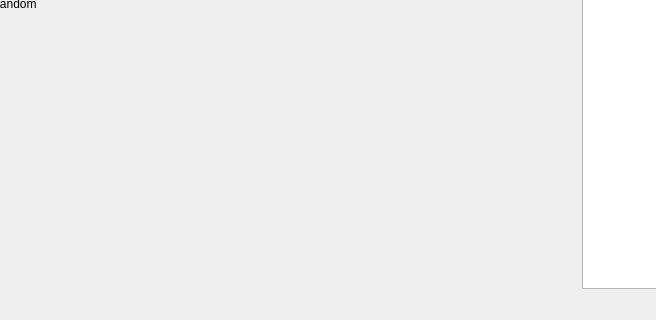
Qt form poisson_ui.ui (bartwronski/PoissonSamplingGenerator) before a commit; both pictures show x 254 to 910 and y 394 to 714 of the 1097 by 714 pixel window.
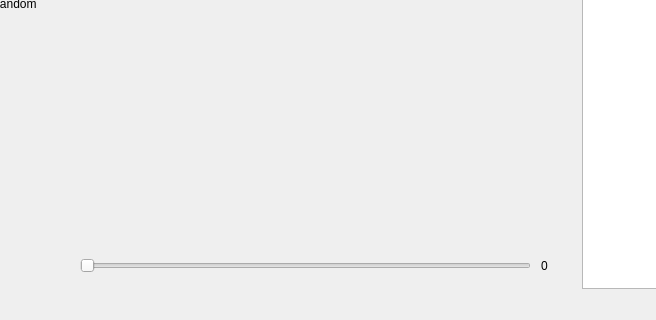
The same form after that commit.

Commit message:
Bodge in slider to highlight first n sample points.
This makes it easier to see the effect of just using the first few points, which seems to be the point of this project.

```diff
--- a/poisson_ui.ui
+++ b/poisson_ui.ui
@@ -216,7 +216,43 @@
        </layout>
       </item>
       <item>
-       <widget class="QWidget" name="widget" native="true"/>
+       <widget class="QWidget" name="widget" native="true">
+        <widget class="QSlider" name="highlightFirstSlider">
+         <property name="geometry">
+          <rect>
+           <x>9</x>
+           <y>640</y>
+           <width>451</width>
+           <height>22</height>
+          </rect>
+         </property>
+         <property name="maximum">
+          <number>8</number>
+         </property>
+         <property name="value">
+          <number>0</number>
+         </property>
+         <property name="orientation">
+          <enum>Qt::Horizontal</enum>
+         </property>
+         <property name="tickPosition">
+          <enum>QSlider::NoTicks</enum>
+         </property>
+        </widget>
+        <widget class="QLabel" name="label_7">
+         <property name="geometry">
+          <rect>
+           <x>470</x>
+           <y>640</y>
+           <width>41</width>
+           <height>21</height>
+          </rect>
+         </property>
+         <property name="text">
+          <string>0</string>
+         </property>
+        </widget>
+       </widget>
       </item>
       <item>
        <layout class="QVBoxLayout" name="verticalLayout">
```
Left out of the diff: 19 changed lines with no effect on the pictures. The commit also changes 3 other files.
